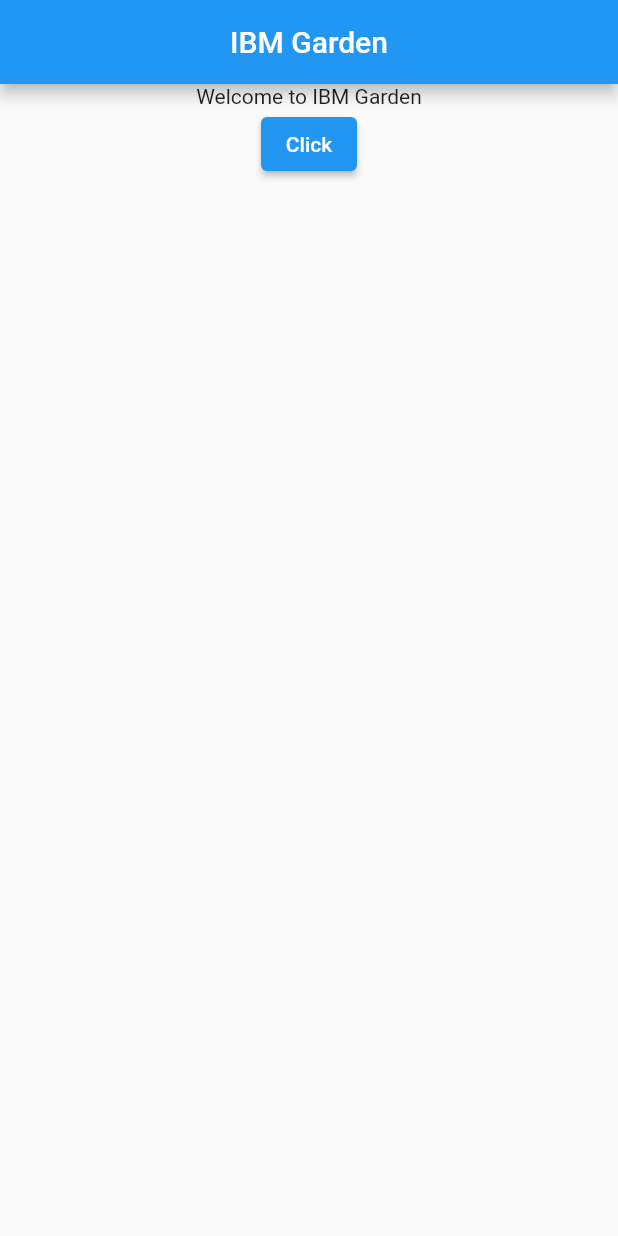
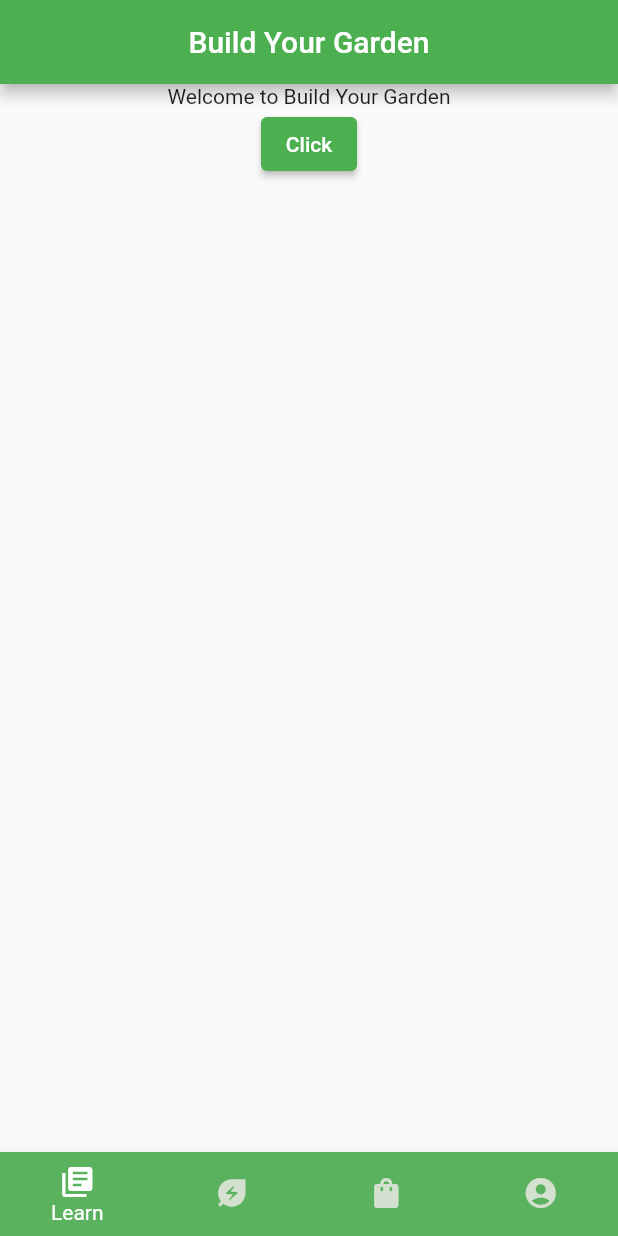
Before and after one commit to GardenMate/ibm-garden, a Flutter app: the screen it shows after launch, on a phone screen of 412 x 824 dp. Run offline on Flutter 3.47's test engine with Material 2 defaults, Android fonts, the light colour scheme and no system bars.

Commit message:
Built design of bottom navigation

```diff
--- a/build_my_garden/lib/main.dart
+++ b/build_my_garden/lib/main.dart
@@ -24,19 +24,20 @@
   @override
   Widget build(BuildContext context) {
     return MaterialApp(
-        title: 'IBM Garden', //The title of the Flutter App
+        title: 'Build Your Garden', //The title of the Flutter App
         theme: ThemeData(
-          primarySwatch: Colors.blue,
+          primarySwatch: Colors.green,
         ), //ThemeData
         home: Scaffold(
           appBar: AppBar(
-                centerTitle: true, title: const Text('IBM Garden')), //AppBar
+              centerTitle: true,
+              title: const Text('Build Your Garden')), //AppBar
           body: Center(
               child: Column(
             children: [
               Padding(
                 padding: EdgeInsets.all(0.0),
-                  child: Text("Welcome to IBM Garden"),
+                child: Text("Welcome to Build Your Garden"),
               ), //Padding
 
               Padding(
@@ -46,6 +47,59 @@
                       child: Text('Click')) // ElevatedButton
                   ) //Padding
             ],
-            )))); //Column //Center //Scaffold //MaterialApp
+          )),
+          bottomNavigationBar: BottomNav(),
+        )); //Column //Center //Scaffold //MaterialApp
   }
 }
+
+class BottomNav extends StatefulWidget {
+  const BottomNav({Key? key}) : super(key: key);
+
+  @override
+  State<BottomNav> createState() => _BottomNavState();
+}
+
+class _BottomNavState extends State<BottomNav> {
+  int currentIndex = 0;
+  final screens = [
+    Center(child: Text('Learn', style: TextStyle(fontSize: 60))),
+    Center(child: Text('Your Plants', style: TextStyle(fontSize: 60))),
+    Center(child: Text('Marketplace', style: TextStyle(fontSize: 60))),
+    Center(child: Text('Account', style: TextStyle(fontSize: 60))),
+  ];
+
+  @override
+  Widget build(BuildContext context) {
+    return BottomNavigationBar(
+        type: BottomNavigationBarType.fixed,
+        backgroundColor: Color.fromARGB(255, 91, 178, 94),
+        selectedItemColor: Colors.white,
+        unselectedItemColor: Color.fromARGB(255, 212, 225, 209),
+        showUnselectedLabels: false,
+        currentIndex: currentIndex,
+        onTap: (index) => setState(() => currentIndex = index),
+        items: const [
+          BottomNavigationBarItem(
+            icon: Icon(Icons.library_books),
+            label: 'Learn',
+            backgroundColor: Colors.blue,
+          ),
+          BottomNavigationBarItem(
+            icon: Icon(Icons.energy_savings_leaf),
+            label: 'Your Plants',
+            backgroundColor: Colors.red,
+          ),
+          BottomNavigationBarItem(
+            icon: Icon(Icons.shopping_bag_rounded),
+            label: 'Marketplace',
+            backgroundColor: Colors.yellow,
+          ),
+          BottomNavigationBarItem(
+            icon: Icon(Icons.account_circle),
+            label: 'Account',
+            backgroundColor: Colors.green,
+          ),
+        ]); //Column //Center //Scaffold //MaterialApp
+  }
+}
```
Lines whose indentation alone changed are shown as unchanged.
